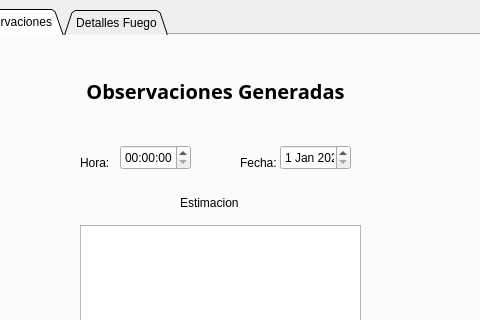
Above: temperature_dron/form.ui from 12an/Incendio_Detect before the change; both pictures show x 178 to 658 and y 0 to 320 of the 852 by 600 pixel window. Below: the same form after it.
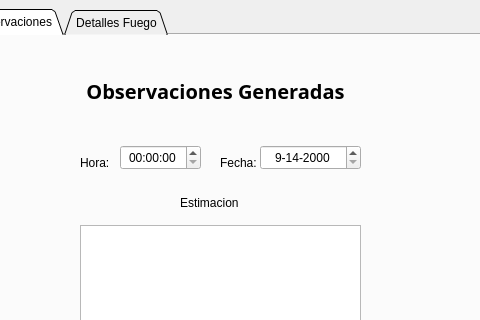
That is the form after the change. The open tabs and pages were chosen to show the change. Icons and pictures are not drawn.

Patch:
```diff
--- a/temperature_dron/form.ui
+++ b/temperature_dron/form.ui
@@ -324,43 +324,39 @@
       <rect>
        <x>300</x>
        <y>110</y>
-       <width>71</width>
+       <width>81</width>
        <height>25</height>
       </rect>
      </property>
+     <property name="alignment">
+      <set>Qt::AlignCenter</set>
+     </property>
     </widget>
     <widget class="QDateEdit" name="fechaEdit">
      <property name="geometry">
       <rect>
-       <x>460</x>
+       <x>440</x>
        <y>110</y>
-       <width>71</width>
+       <width>101</width>
        <height>25</height>
       </rect>
      </property>
-     <property name="dateTime">
-      <datetime>
-       <hour>0</hour>
-       <minute>0</minute>
-       <second>0</second>
-       <year>2023</year>
-       <month>1</month>
-       <day>1</day>
-      </datetime>
+     <property name="alignment">
+      <set>Qt::AlignCenter</set>
      </property>
      <property name="maximumDateTime">
       <datetime>
        <hour>23</hour>
        <minute>59</minute>
        <second>59</second>
-       <year>2025</year>
-       <month>12</month>
-       <day>31</day>
+       <year>2026</year>
+       <month>1</month>
+       <day>1</day>
       </datetime>
      </property>
      <property name="minimumDateTime">
       <datetime>
-       <hour>4</hour>
+       <hour>0</hour>
        <minute>0</minute>
        <second>0</second>
        <year>2000</year>
@@ -368,6 +364,9 @@
        <day>14</day>
       </datetime>
      </property>
+     <property name="displayFormat">
+      <string>M-d-yyyy</string>
+     </property>
     </widget>
     <widget class="QPushButton" name="GuardarCambios">
      <property name="geometry">
@@ -463,7 +462,7 @@
     <widget class="QLabel" name="label_FECHA_OBSERVACIONES">
      <property name="geometry">
       <rect>
-       <x>420</x>
+       <x>400</x>
        <y>120</y>
        <width>41</width>
        <height>16</height>
```
Left out of the diff: 2 changed lines with no effect on the pictures.
